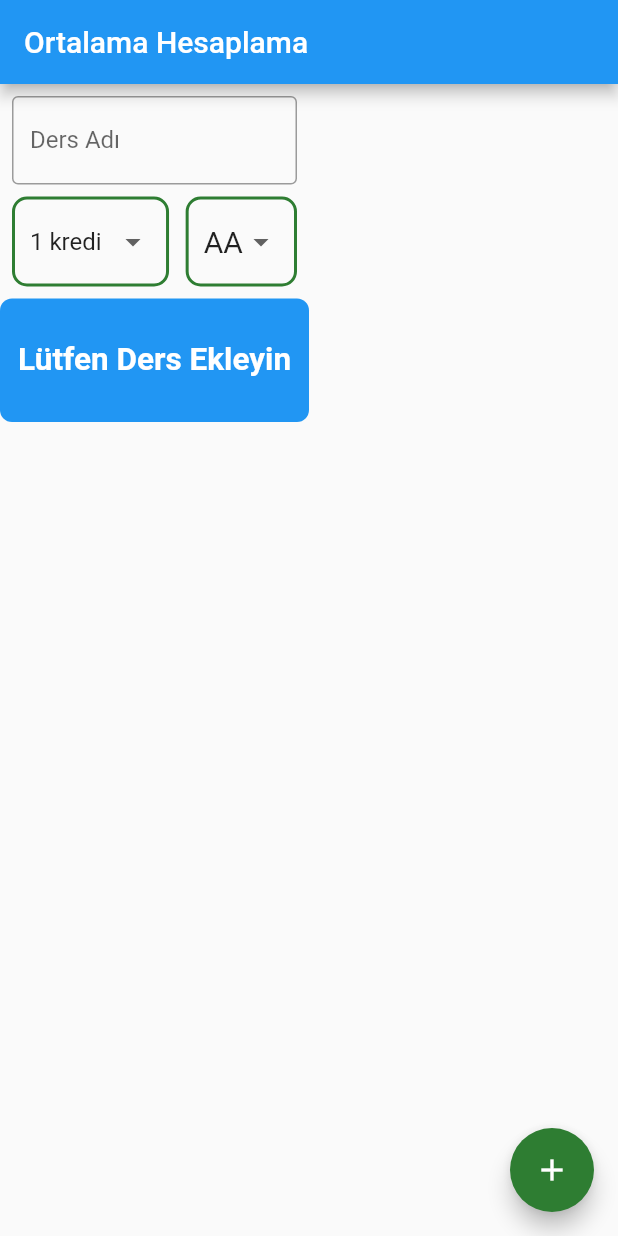
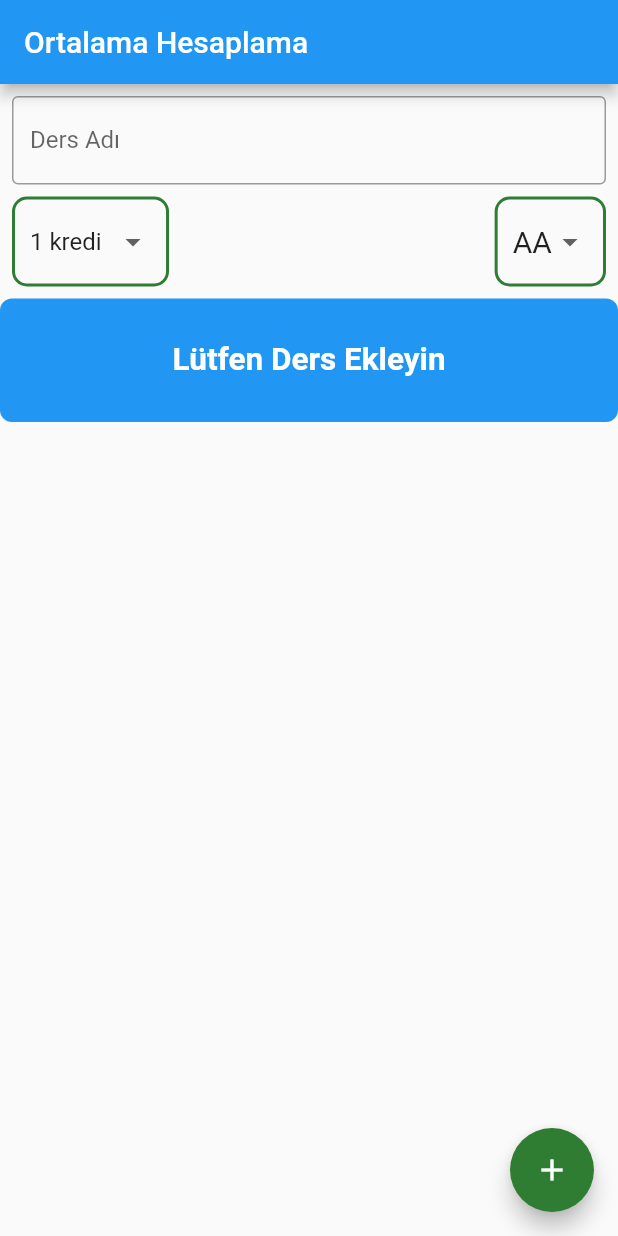
Before and after one commit to bbaltuntas/Gpa_Calculator, a Flutter app: the screen it shows after launch, on a phone screen of 412 x 824 dp. Run offline on Flutter 3.47's test engine with Material 2 defaults, Android fonts, the light colour scheme and no system bars.

Commit message:
initial commit

```diff
--- a/lib/not_hesaplama_arayuzu.dart
+++ b/lib/not_hesaplama_arayuzu.dart
@@ -49,7 +49,15 @@ class _NotHesaplamaArayuzuState extends State<NotHesaplamaArayuzu> {
       appBar: AppBar(
         title: Text("Ortalama Hesaplama"),
       ),
-      body: landscapeUygulamaGovdesi(),
+      body: OrientationBuilder(
+        builder: (context, orientation) {
+          if (orientation == Orientation.portrait) {
+            return portraitUygulamaGovdesi();
+          } else {
+            return landscapeUygulamaGovdesi();
+          }
+        },
+      ),
     );
   }
 
```
